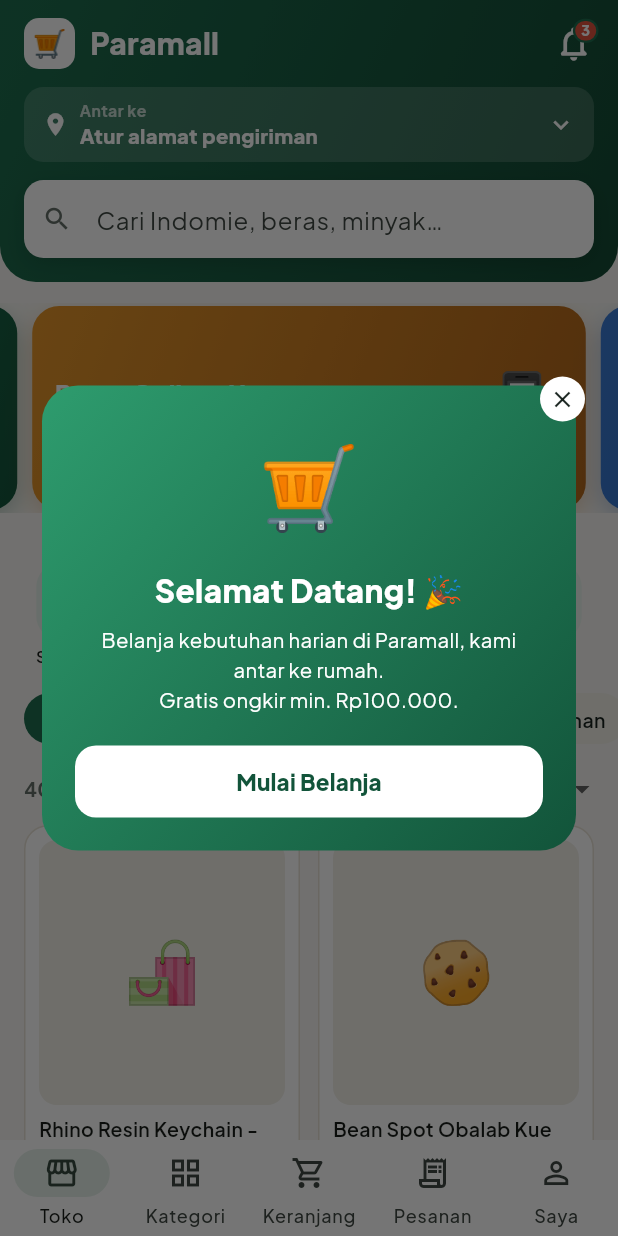
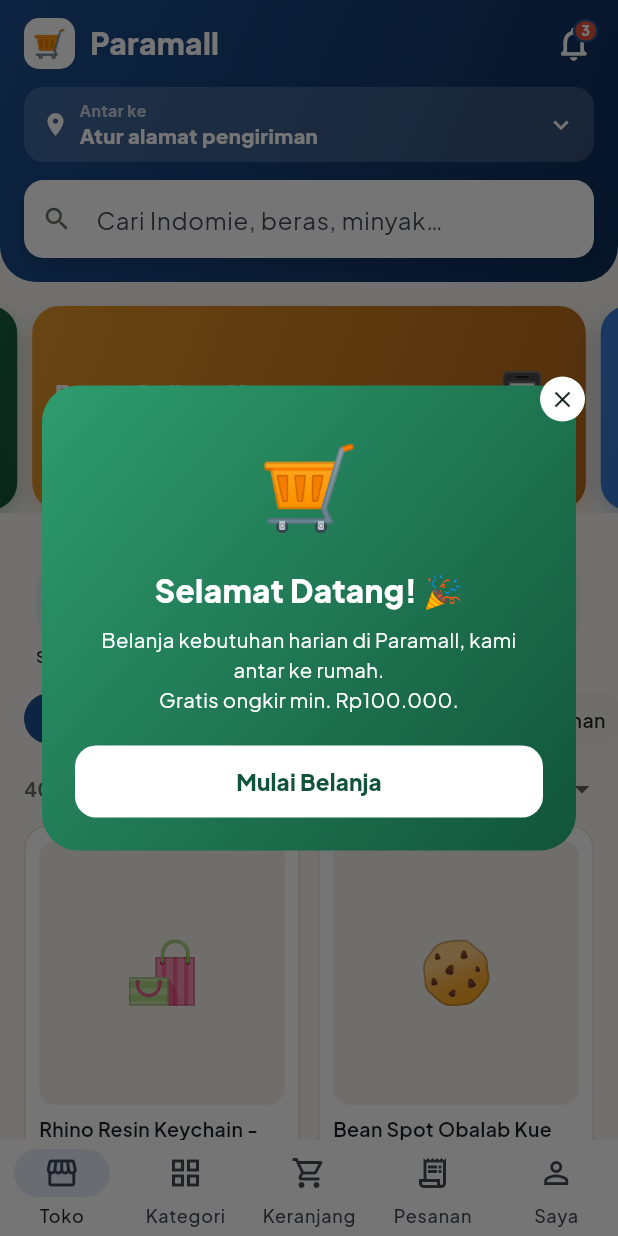
Before and after one commit to mustang77/tideview, a Flutter app: the screen it shows after launch, on a phone screen of 412 x 824 dp. Run offline on Flutter 3.47's test engine with Material 3 defaults, Android fonts, the phone set to English and light mode, and no system bars; our stand-ins replace firebase_core, firebase_messaging, flutter_map, geolocator, latlong2, pdf and 2 more; accounts and stored records are empty; network calls fail.

Commit message:
Rebrand to dark blue: app + web store
Switch the primary brand color from green to dark blue (navy gradient in
the header, blue buttons/nav/active states) across the Flutter app
(kGreen* constants now hold navy values), the web store (--primary), the
Android splash color, and the web manifest. Orange accents (promo banner,
prices, discount badges) stay as the contrast pop.

Co-Authored-By: Claude Opus 4.8 <noreply@anthropic.com>
Claude-Session: https://claude.ai/code/session_01BMMgkMBUsFZ4mvDTXCxd2N

```diff
--- a/lib/main.dart
+++ b/lib/main.dart
@@ -114,9 +114,10 @@ const PromoBanner kPromoPopupDefault = PromoBanner(
 );
 
 // ---------- palette ----------
-const kGreen = Color(0xFF1E6E4F);
-const kGreenInk = Color(0xFF134A34);
-const kGreenSoft = Color(0xFFE4F0E9);
+// Brand = dark blue (kGreen* names kept for stability; values are navy).
+const kGreen = Color(0xFF1D4E8F);
+const kGreenInk = Color(0xFF0E2C57);
+const kGreenSoft = Color(0xFFE5EDF7);
 const kMango = Color(0xFFE4952A);
 const kMangoSoft = Color(0xFFFBEAD1);
 const kGround = Color(0xFFF6F5F1);
```
Also changed, not shown: 3 other files.
